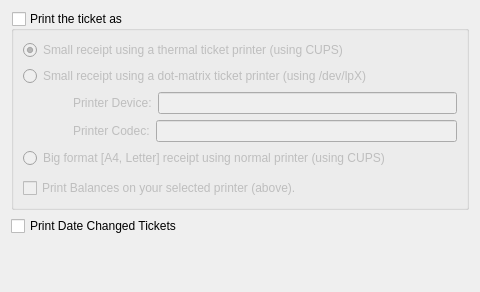
First picture: the form in squeeze/src/ui/pref_printers.ui, repository hiramvillarreal/iotpos, before the edit.
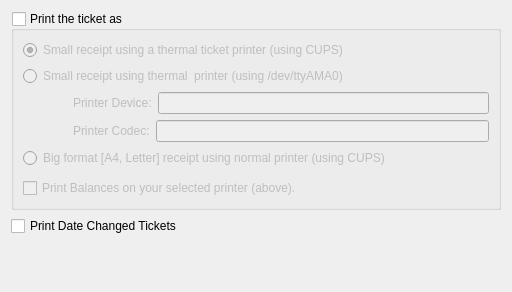
Second picture: the form after the edit.

Patch:
```diff
--- a/squeeze/src/ui/pref_printers.ui
+++ b/squeeze/src/ui/pref_printers.ui
@@ -6,7 +6,7 @@
    <rect>
     <x>0</x>
     <y>0</y>
-    <width>480</width>
+    <width>512</width>
     <height>292</height>
    </rect>
   </property>
@@ -57,7 +57,7 @@
          </sizepolicy>
         </property>
         <property name="text">
-         <string>Small receipt using a dot-matrix ticket printer (using /dev/lpX)</string>
+         <string>Small receipt using thermal  printer (using /dev/ttyAMA0)</string>
         </property>
         <property name="checked">
          <bool>false</bool>
```
